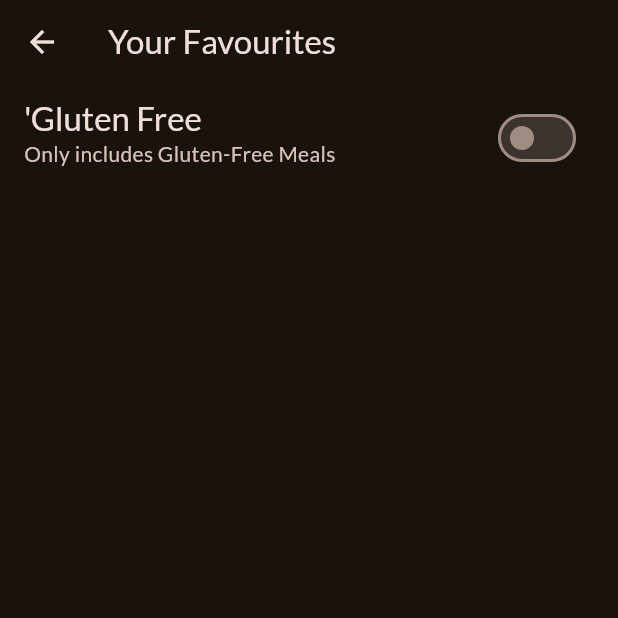
After one commit to Harsh20221/meals, a Flutter app: the FiltersScreen screen opened directly, on a phone screen of 412 x 824 dp, the top half of it. The commit adds this screen. Run offline on Flutter 3.47's test engine with Material 3 defaults, Android fonts, the phone set to English and light mode, and no system bars; our stand-ins replace google_fonts, transparent_image.

Commit message:
Created Filter Screen

```diff
--- /dev/null
+++ b/lib/screens/filters.dart
@@ -0,0 +1,38 @@
+import 'package:flutter/material.dart';
+ //* This file contains the filter screen
+class FiltersScreen extends StatefulWidget {
+  const FiltersScreen({super.key});
+  @override
+  State<FiltersScreen> createState() {
+    return _FiltersScreenState();
+  }
+}
+
+class _FiltersScreenState extends State<FiltersScreen> {
+  var _gluttenFreeFilterset = false;
+  @override
+  Widget build(BuildContext context) {
+    return Scaffold(
+      appBar: AppBar(
+        title: const Text("Your Favourites"),
+      ),
+      body: Column(
+        children: [
+          SwitchListTile(
+            value: _gluttenFreeFilterset,
+            onChanged: (ischecked) {},
+            title: Text(
+              "'Gluten Free",
+              style: Theme.of(context)
+                  .textTheme
+                  .titleLarge!
+                  .copyWith(color: Theme.of(context).colorScheme.onBackground),
+            ),
+            subtitle: const Text("Only includes Gluten-Free Meals "),
+            activeColor: Theme.of(context).colorScheme.tertiary,
+          )
+        ],
+      ),
+    );
+  }
+}
--- a/lib/screens/tabs.dart
+++ b/lib/screens/tabs.dart
@@ -17,7 +17,7 @@ class TabsScreen extends StatefulWidget {
 class _TabsScreenState extends State<TabsScreen> {
   int _selectedPageIndex =
       0; //? This line of code keeps track of the Selected tab
-      final List <Meal> _favouriteMeals =[];
+      final List <Meal> _favouriteMeals =[];//? This list keeps favourite items inside it
 
 void _ShowinfoMessage(String message){ //? This displays a message whenever we add an item or Remove it from the Favourites
   ScaffoldMessenger.of(context).clearSnackBars();
@@ -44,12 +44,12 @@ void _ShowinfoMessage(String message){ //? This displays a message whenever we a
           index; //? This helps in keeping Track of selected  tab index
     });
   }
-void _setScreen (String identifier){
+void _setScreen (String identifier){ //# this void function helps in the functioning of App Drawer
 if(identifier=='filters'){
 
 }
 else {
-  Navigator.of(context).pop();
+  Navigator.of(context).pop(); //? Helps to close drawer if Meals is selected while in home screen
 }
 }
 
@@ -68,7 +68,7 @@ else {
     return Scaffold(
       appBar: AppBar(
         title: Text(activePageTitle),
-      ),drawer:MainDrawer(onSelectScreen: _setScreen) ,
+      ),drawer:MainDrawer(onSelectScreen: _setScreen) ,//? Connect app drawer here using Main Drawer
       body: activepage, //! The default active page is Categories screen
       bottomNavigationBar: BottomNavigationBar(
         items: const [
```
